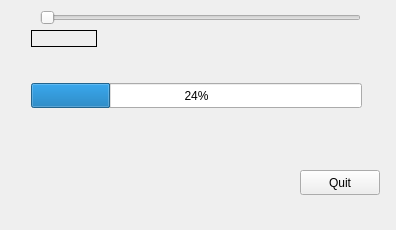
Old version of the form tutoriel.ui in the repository esaid/myform.
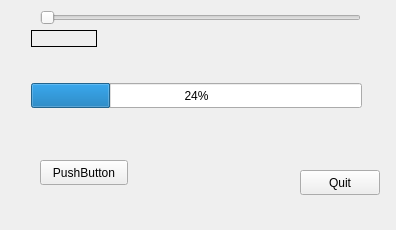
New version of the form.

Patch:
```diff
--- a/tutoriel.ui
+++ b/tutoriel.ui
@@ -71,6 +71,19 @@
     <string>Quit</string>
    </property>
   </widget>
+  <widget class="QPushButton" name="pushButton">
+   <property name="geometry">
+    <rect>
+     <x>40</x>
+     <y>160</y>
+     <width>88</width>
+     <height>25</height>
+    </rect>
+   </property>
+   <property name="text">
+    <string>PushButton</string>
+   </property>
+  </widget>
  </widget>
  <tabstops>
   <tabstop>horizontalSlider</tabstop>
```
Left out of the diff: 4 changed lines with no effect on the pictures.
